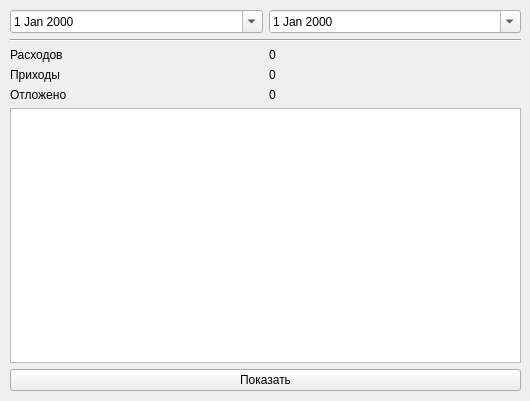
Before: the Qt Designer form src/ui/summarywidget.ui in sk-jame/android-finance-balance, drawn with Qt 5.
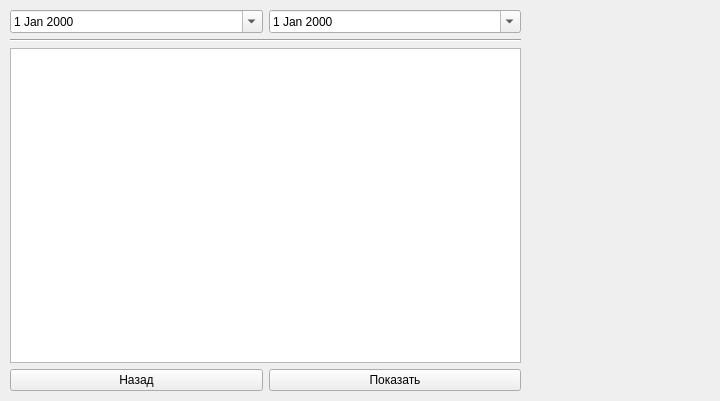
After: the same form once the commit is applied. Custom widgets are drawn as their Qt base class.

Commit message: move some summary to main widget, improve DatabaseTableWidget

Diff of the .ui file:
```diff
--- a/src/ui/summarywidget.ui
+++ b/src/ui/summarywidget.ui
@@ -6,10 +6,16 @@
    <rect>
     <x>0</x>
     <y>0</y>
-    <width>530</width>
+    <width>720</width>
     <height>401</height>
    </rect>
   </property>
+  <property name="sizePolicy">
+   <sizepolicy hsizetype="Fixed" vsizetype="Preferred">
+    <horstretch>0</horstretch>
+    <verstretch>0</verstretch>
+   </sizepolicy>
+  </property>
   <property name="windowTitle">
    <string>Form</string>
   </property>
@@ -23,37 +29,6 @@
     </rect>
    </property>
    <layout class="QGridLayout" name="gridLayout">
-    <item row="5" column="0" colspan="2">
-     <widget class="DatabaseTableWidget" name="tableWidget"/>
-    </item>
-    <item row="6" column="0" colspan="2">
-     <widget class="QPushButton" name="pushButton">
-      <property name="text">
-       <string>Показать</string>
-      </property>
-     </widget>
-    </item>
-    <item row="4" column="1">
-     <widget class="QLabel" name="labelSavedData">
-      <property name="text">
-       <string>0</string>
-      </property>
-     </widget>
-    </item>
-    <item row="0" column="1">
-     <widget class="QDateEdit" name="deTo">
-      <property name="calendarPopup">
-       <bool>true</bool>
-      </property>
-     </widget>
-    </item>
-    <item row="3" column="0">
-     <widget class="QLabel" name="labelIn">
-      <property name="text">
-       <string>Приходы</string>
-      </property>
-     </widget>
-    </item>
     <item row="0" column="0">
      <widget class="QDateEdit" name="deFrom">
       <property name="calendarPopup">
@@ -61,6 +36,16 @@
       </property>
      </widget>
     </item>
+    <item row="0" column="1">
+     <widget class="QDateEdit" name="deTo">
+      <property name="calendarPopup">
+       <bool>true</bool>
+      </property>
+     </widget>
+    </item>
+    <item row="2" column="0" colspan="2">
+     <widget class="DatabaseTableWidget" name="tableWidget"/>
+    </item>
     <item row="1" column="0" colspan="2">
      <widget class="Line" name="line">
       <property name="orientation">
@@ -69,30 +54,16 @@
      </widget>
     </item>
     <item row="3" column="1">
-     <widget class="QLabel" name="labelInData">
+     <widget class="QPushButton" name="pushButton">
       <property name="text">
-       <string>0</string>
+       <string>Показать</string>
       </property>
      </widget>
     </item>
-    <item row="4" column="0">
-     <widget class="QLabel" name="labelSaved">
+    <item row="3" column="0">
+     <widget class="QPushButton" name="pushButton_2">
       <property name="text">
-       <string>Отложено</string>
-      </property>
-     </widget>
-    </item>
-    <item row="2" column="0">
-     <widget class="QLabel" name="labelOut">
-      <property name="text">
-       <string>Расходов</string>
-      </property>
-     </widget>
-    </item>
-    <item row="2" column="1">
-     <widget class="QLabel" name="labelOutData">
-      <property name="text">
-       <string>0</string>
+       <string>Назад</string>
       </property>
      </widget>
     </item>
```
Left out of the diff: 9 changed lines with no effect on the pictures. The commit also changes 15 other files.
